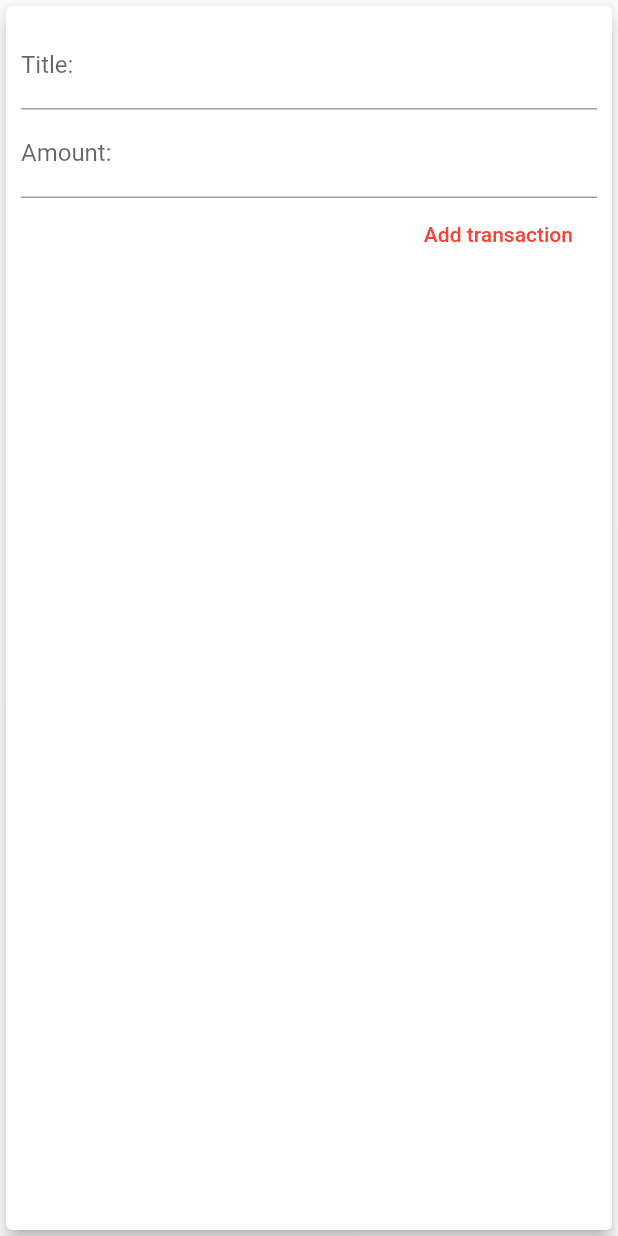
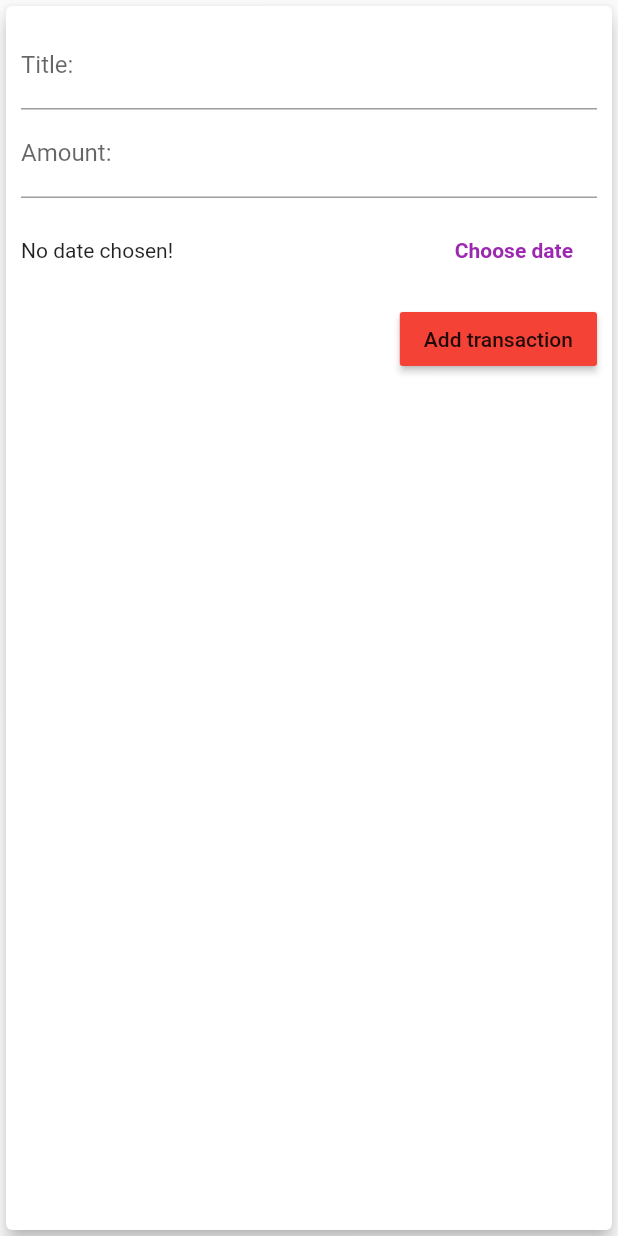
Before and after one commit to dj-neza/LearningFlutter, a Flutter app: the NewTransaction widget shown alone on an empty page, opened directly with empty values, after a tap on "Add transaction", on a phone screen of 412 x 824 dp. Run offline on Flutter 3.47's test engine with Material 2 defaults, Android fonts, the phone set to English and light mode, and no system bars; statements that could not run were skipped.

Commit message:
Add date to the new transaction form

```diff
--- a/lib/widgets/new_transaction.dart
+++ b/lib/widgets/new_transaction.dart
@@ -1,4 +1,5 @@
 import 'package:flutter/material.dart';
+import 'package:intl/intl.dart';
 
 class NewTransaction extends StatefulWidget {
   final Function addTransaction;
@@ -10,17 +11,37 @@ class NewTransaction extends StatefulWidget {
 }
 
 class _NewTransactionState extends State<NewTransaction> {
-  final titleController = TextEditingController();
-  final amountController = TextEditingController();
+  final _titleController = TextEditingController();
+  final _amountController = TextEditingController();
+  DateTime? _selectedDate;
 
-  void submitData() {
-    final enteredTitle = titleController.text;
-    final enteredAmount = double.parse(amountController.text);
-    if (enteredTitle.isEmpty || enteredAmount <= 0) {
+  void _submitData() {
+    if (_amountController.text.isEmpty) {
       return;
     }
-    widget.addTransaction(enteredTitle, enteredAmount);
+    final enteredTitle = _titleController.text;
+    final enteredAmount = double.parse(_amountController.text);
+    if (enteredTitle.isEmpty || enteredAmount <= 0 || _selectedDate == null) {
+      return;
+    }
+    widget.addTransaction(enteredTitle, enteredAmount, _selectedDate);
     Navigator.of(context).pop();
+  }
+
+  void _showDatePicker() {
+    showDatePicker(
+      context: context,
+      initialDate: DateTime.now(),
+      firstDate: DateTime(2021),
+      lastDate: DateTime.now(),
+    ).then((date) {
+      if (date == null) {
+        return;
+      }
+      setState(() {
+        _selectedDate = date;
+      });
+    });
   }
 
   @override
@@ -33,18 +54,42 @@ class _NewTransactionState extends State<NewTransaction> {
           children: <Widget>[
             TextField(
               decoration: InputDecoration(labelText: 'Title:'),
-              controller: titleController,
+              controller: _titleController,
             ),
             TextField(
               decoration: InputDecoration(labelText: 'Amount:'),
-              controller: amountController,
+              controller: _amountController,
               keyboardType: TextInputType.numberWithOptions(decimal: true),
-              onSubmitted: (_) => submitData(),
+              onSubmitted: (_) => _submitData(),
             ),
-            FlatButton(
-              onPressed: submitData,
+            Container(
+              height: 70,
+              child: Row(
+                children: <Widget>[
+                  Expanded(
+                    child: Text(_selectedDate == null
+                        ? 'No date chosen!'
+                        : 'Selected: ${DateFormat.yMMMd().format(_selectedDate!)}'),
+                  ),
+                  SizedBox(width: 10),
+                  FlatButton(
+                    textColor: Theme.of(context).accentColor,
+                    child: Text(
+                      'Choose date',
+                      style: TextStyle(
+                        fontWeight: FontWeight.bold,
+                      ),
+                    ),
+                    onPressed: _showDatePicker,
+                  ),
+                ],
+              ),
+            ),
+            RaisedButton(
+              onPressed: _submitData,
               child: Text('Add transaction'),
-              textColor: Theme.of(context).primaryColor,
+              color: Theme.of(context).primaryColor,
+              textColor: Theme.of(context).textTheme.button!.color,
             )
           ],
         ),
```
